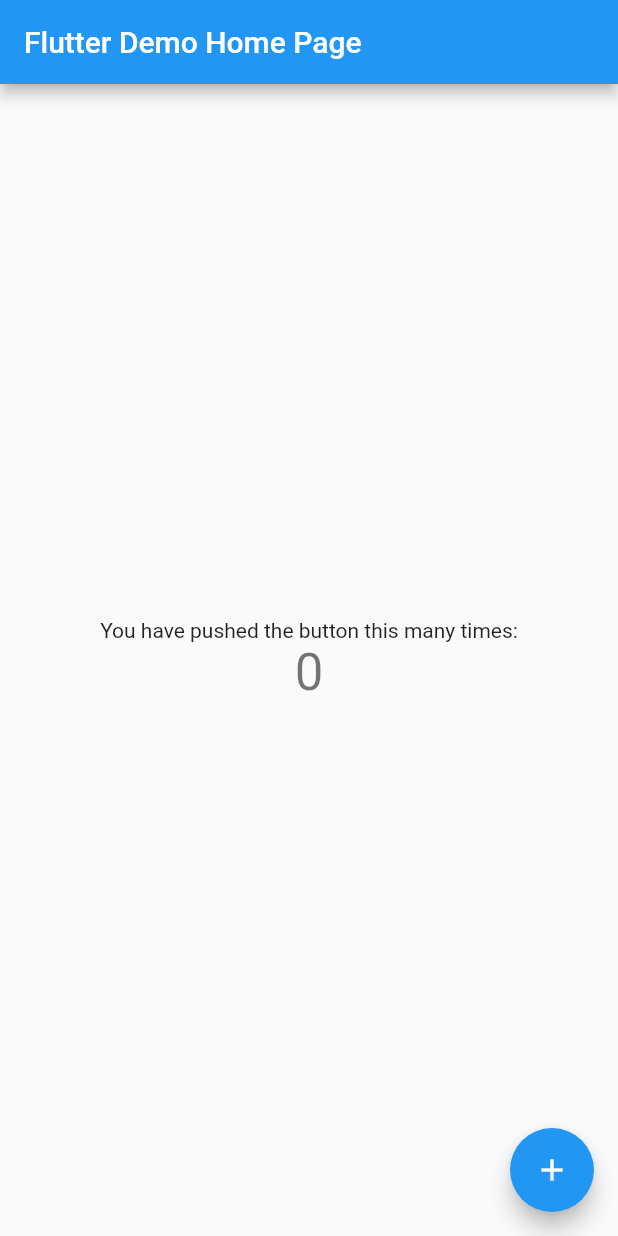
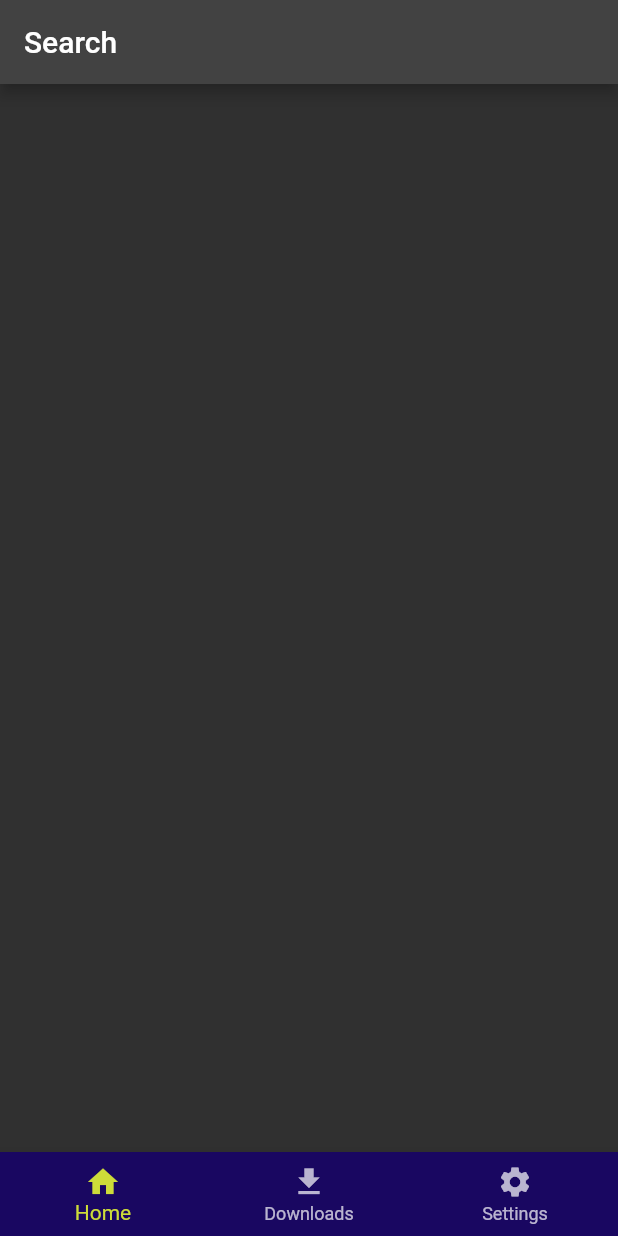
Before and after one commit to JSusnjara/Youtube_Songs_Downloader, a Flutter app: the screen it shows after launch, on a phone screen of 412 x 824 dp. Run offline on Flutter 3.47's test engine with Material 2 defaults, Android fonts, the phone set to English and light mode, and no system bars.

Commit message:
Application backbone done

```diff
--- /dev/null
+++ b/lib/downloads_screen.dart
@@ -0,0 +1,20 @@
+import 'package:flutter/cupertino.dart';
+import 'package:flutter/material.dart';
+
+class DownloadsScreen extends StatefulWidget {
+  const DownloadsScreen({Key? key}) : super(key: key);
+
+  @override
+  _DownloadsScreenState createState() => _DownloadsScreenState();
+}
+
+class _DownloadsScreenState extends State<DownloadsScreen> {
+  @override
+  Widget build(BuildContext context) {
+    return Scaffold(
+      appBar: AppBar(
+        title: Text("Downloads"),
+      ),
+    );
+  }
+}
--- /dev/null
+++ b/lib/local_data.dart
@@ -0,0 +1,7 @@
+import 'package:yt_songs/theme.dart';
+
+class LocalData{
+  static MyTheme myTheme = MyTheme();
+  static double deviceWidth = 0;
+  static double deviceHeight = 0;
+}
--- a/lib/main.dart
+++ b/lib/main.dart
@@ -1,115 +1,50 @@
 import 'package:flutter/material.dart';
+import 'package:yt_songs/downloads_screen.dart';
+import 'package:yt_songs/local_data.dart';
+import 'package:yt_songs/search_screen.dart';
+import 'package:yt_songs/settings.dart';
+import 'package:yt_songs/theme.dart';
 
 void main() {
-  runApp(const MyApp());
+  runApp(MyApp());
 }
 
-class MyApp extends StatelessWidget {
-  const MyApp({Key? key}) : super(key: key);
+class MyApp extends StatefulWidget {
+  MyApp({Key? key}) : super(key: key);
 
-  // This widget is the root of your application.
+  @override
+  State<MyApp> createState() => _MyAppState();
+}
+
+class _MyAppState extends State<MyApp> {
+
+  int navigationIndex = 0;
+  List<Widget> pagesList = [SearchScreen(), DownloadsScreen(), Settings()];
+
   @override
   Widget build(BuildContext context) {
+
     return MaterialApp(
-      title: 'Flutter Demo',
-      theme: ThemeData(
-        // This is the theme of your application.
-        //
-        // Try running your application with "flutter run". You'll see the
-        // application has a blue toolbar. Then, without quitting the app, try
-        // changing the primarySwatch below to Colors.green and then invoke
-        // "hot reload" (press "r" in the console where you ran "flutter run",
-        // or simply save your changes to "hot reload" in a Flutter IDE).
-        // Notice that the counter didn't reset back to zero; the application
-        // is not restarted.
-        primarySwatch: Colors.blue,
+      theme: LocalData.myTheme.getThemeData(),
+      home: Scaffold(
+        bottomNavigationBar: BottomNavigationBar(
+          items: [
+            BottomNavigationBarItem(icon: Icon(Icons.home), label: "Home"),
+            BottomNavigationBarItem(icon: Icon(Icons.download), label: "Downloads"),
+            BottomNavigationBarItem(icon: Icon(Icons.settings), label: "Settings"),
+          ],
+          currentIndex: navigationIndex,
+          onTap: (int index){
+            setState(() {
+              navigationIndex = index;
+            });
+          },
+        ),
+        body: IndexedStack(
+          index: navigationIndex,
+          children: pagesList,
+        ),
       ),
-      home: const MyHomePage(title: 'Flutter Demo Home Page'),
     );
   }
 }
-
-class MyHomePage extends StatefulWidget {
-  const MyHomePage({Key? key, required this.title}) : super(key: key);
-
-  // This widget is the home page of your application. It is stateful, meaning
-  // that it has a State object (defined below) that contains fields that affect
-  // how it looks.
-
-  // This class is the configuration for the state. It holds the values (in this
-  // case the title) provided by the parent (in this case the App widget) and
-  // used by the build method of the State. Fields in a Widget subclass are
-  // always marked "final".
-
-  final String title;
-
-  @override
-  State<MyHomePage> createState() => _MyHomePageState();
-}
-
-class _MyHomePageState extends State<MyHomePage> {
-  int _counter = 0;
-
-  void _incrementCounter() {
-    setState(() {
-      // This call to setState tells the Flutter framework that something has
-      // changed in this State, which causes it to rerun the build method below
-      // so that the display can reflect the updated values. If we changed
-      // _counter without calling setState(), then the build method would not be
-      // called again, and so nothing would appear to happen.
-      _counter++;
-    });
-  }
-
-  @override
-  Widget build(BuildContext context) {
-    // This method is rerun every time setState is called, for instance as done
-    // by the _incrementCounter method above.
-    //
-    // The Flutter framework has been optimized to make rerunning build methods
-    // fast, so that you can just rebuild anything that needs updating rather
-    // than having to individually change instances of widgets.
-    return Scaffold(
-      appBar: AppBar(
-        // Here we take the value from the MyHomePage object that was created by
-        // the App.build method, and use it to set our appbar title.
-        title: Text(widget.title),
-      ),
-      body: Center(
-        // Center is a layout widget. It takes a single child and positions it
-        // in the middle of the parent.
-        child: Column(
-          // Column is also a layout widget. It takes a list of children and
-          // arranges them vertically. By default, it sizes itself to fit its
-          // children horizontally, and tries to be as tall as its parent.
-          //
-          // Invoke "debug painting" (press "p" in the console, choose the
-          // "Toggle Debug Paint" action from the Flutter Inspector in Android
-          // Studio, or the "Toggle Debug Paint" command in Visual Studio Code)
-          // to see the wireframe for each widget.
-          //
-          // Column has various properties to control how it sizes itself and
-          // how it positions its children. Here we use mainAxisAlignment to
-          // center the children vertically; the main axis here is the vertical
-          // axis because Columns are vertical (the cross axis would be
-          // horizontal).
-          mainAxisAlignment: MainAxisAlignment.center,
-          children: <Widget>[
-            const Text(
-              'You have pushed the button this many times:',
-            ),
-            Text(
-              '$_counter',
-              style: Theme.of(context).textTheme.headline4,
-            ),
-          ],
-        ),
-      ),
-      floatingActionButton: FloatingActionButton(
-        onPressed: _incrementCounter,
-        tooltip: 'Increment',
-        child: const Icon(Icons.add),
-      ), // This trailing comma makes auto-formatting nicer for build methods.
-    );
-  }
-}
--- /dev/null
+++ b/lib/search_screen.dart
@@ -0,0 +1,27 @@
+import 'package:flutter/cupertino.dart';
+import 'package:flutter/material.dart';
+
+import 'local_data.dart';
+
+class SearchScreen extends StatefulWidget {
+  const SearchScreen({Key? key}) : super(key: key);
+
+  @override
+  _SearchScreenState createState() => _SearchScreenState();
+}
+
+class _SearchScreenState extends State<SearchScreen> {
+
+  @override
+  Widget build(BuildContext context) {
+
+    LocalData.deviceWidth = MediaQuery.of(context).size.width;
+    LocalData.deviceHeight = MediaQuery.of(context).size.height;
+
+    return Scaffold(
+      appBar: AppBar(
+        title: Text("Search"),
+      ),
+    );
+  }
+}
--- /dev/null
+++ b/lib/settings.dart
@@ -0,0 +1,22 @@
+import 'package:flutter/cupertino.dart';
+import 'package:flutter/material.dart';
+import 'package:yt_songs/local_data.dart';
+
+class Settings extends StatefulWidget {
+  const Settings({Key? key}) : super(key: key);
+
+  @override
+  _SettingsState createState() => _SettingsState();
+}
+
+class _SettingsState extends State<Settings> {
+
+  @override
+  Widget build(BuildContext context) {
+    return Scaffold(
+      appBar: AppBar(
+        title: Text("Settings"),
+      ),
+    );
+  }
+}
--- /dev/null
+++ b/lib/theme.dart
@@ -0,0 +1,14 @@
+import 'package:flutter/material.dart';
+import 'package:flutter/painting.dart';
+
+class MyTheme{
+  ThemeData getThemeData(){
+    return ThemeData(
+      brightness: Brightness.dark,
+      primarySwatch: Colors.green,
+      bottomNavigationBarTheme: BottomNavigationBarThemeData(
+          backgroundColor: Color.fromRGBO(25, 7, 97, 1),
+      selectedItemColor: Color.fromRGBO(205, 220, 57, 1),),
+    );
+  }
+}
```
